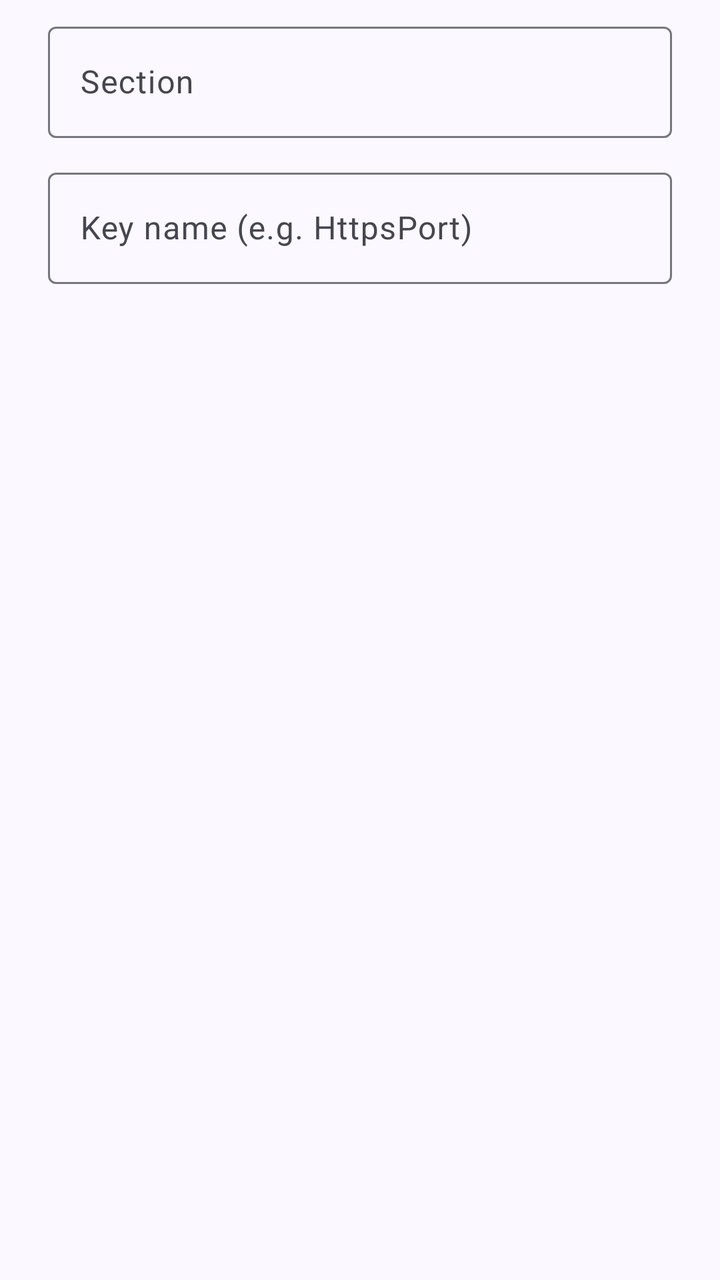
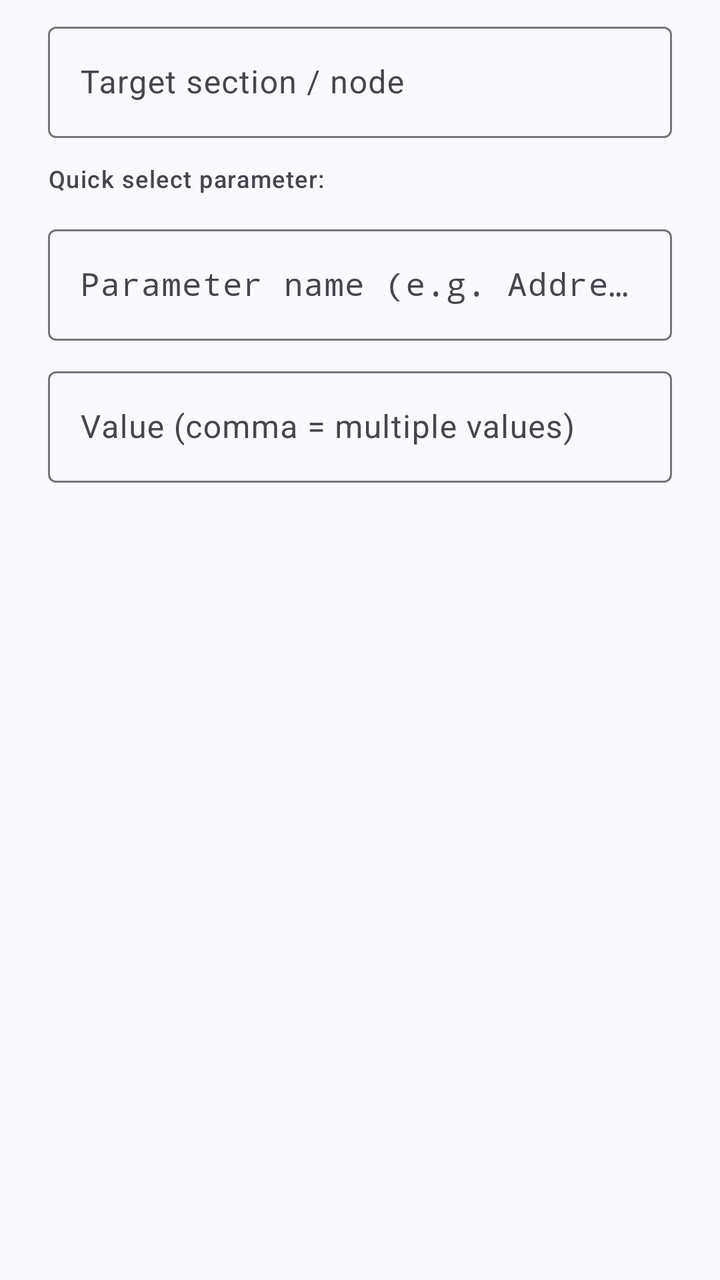

Screens rendered from an Android XML layout before and after an edit, with the pre-edit source and the edit as a unified diff.
<!-- AndroidManifest.xml: application theme Theme.Tincstack -->
<!-- res/layout/dialog_add_key.xml -->
<?xml version="1.0" encoding="utf-8"?>
<LinearLayout xmlns:android="http://schemas.android.com/apk/res/android"
	android:layout_width="match_parent"
	android:layout_height="wrap_content"
	android:orientation="vertical"
	android:paddingStart="24dp"
	android:paddingEnd="24dp"
	android:paddingTop="8dp">

	<com.google.android.material.textfield.TextInputLayout
		android:id="@+id/add_key_section_layout"
		style="@style/Widget.Material3.TextInputLayout.OutlinedBox"
		android:layout_width="match_parent"
		android:layout_height="wrap_content"
		android:hint="@string/config_pick_section">

		<com.google.android.material.textfield.TextInputEditText
			android:id="@+id/add_key_section"
			android:layout_width="match_parent"
			android:layout_height="wrap_content"
			android:clickable="true"
			android:focusable="true"
			android:inputType="none"
			android:singleLine="true" />
	</com.google.android.material.textfield.TextInputLayout>

	<com.google.android.material.textfield.TextInputLayout
		android:id="@+id/add_key_name_layout"
		style="@style/Widget.Material3.TextInputLayout.OutlinedBox"
		android:layout_width="match_parent"
		android:layout_height="wrap_content"
		android:layout_marginTop="12dp"
		android:hint="@string/config_key_name_hint">

		<com.google.android.material.textfield.TextInputEditText
			android:id="@+id/add_key_name"
			android:layout_width="match_parent"
			android:layout_height="wrap_content"
			android:inputType="text"
			android:singleLine="true" />
	</com.google.android.material.textfield.TextInputLayout>
</LinearLayout>
<!-- resources referenced by this layout -->
<resources>
  <string name="config_key_name_hint">Key name (e.g. HttpsPort)</string>
  <string name="config_pick_section">Section</string>
  <style name="Theme.Tincstack" parent="Base.Theme.Tincstack" />
  <color name="md_primary">#4355B9</color>
  <color name="md_on_primary">#FFFFFF</color>
  <color name="md_primary_container">#DEE0FF</color>
  <color name="md_on_primary_container">#00105C</color>
  <color name="md_secondary">#5B5D72</color>
  <color name="md_on_secondary">#FFFFFF</color>
  <color name="md_secondary_container">#E0E1F9</color>
  <color name="md_on_secondary_container">#181A2C</color>
  <color name="md_tertiary">#77536D</color>
  <color name="md_on_tertiary">#FFFFFF</color>
  <color name="md_tertiary_container">#FFD7F1</color>
  <color name="md_on_tertiary_container">#2D1228</color>
  <color name="md_error">#BA1A1A</color>
  <color name="md_on_error">#FFFFFF</color>
  <color name="md_error_container">#FFDAD6</color>
  <color name="md_on_error_container">#410002</color>
  <color name="md_background">#FBF8FF</color>
  <color name="md_on_background">#1B1B21</color>
  <color name="md_surface">#FBF8FF</color>
  <color name="md_on_surface">#1B1B21</color>
  <color name="md_surface_variant">#E3E1EC</color>
  <color name="md_on_surface_variant">#46464F</color>
  <color name="md_outline">#767680</color>
  <color name="md_outline_variant">#C7C5D0</color>
  <color name="md_surface_container_lowest">#FFFFFF</color>
  <color name="md_surface_container_low">#F5F2FA</color>
  <color name="md_surface_container">#EFEDF4</color>
  <color name="md_surface_container_high">#E9E7EF</color>
  <color name="md_surface_container_highest">#E4E1E9</color>
  <color name="md_inverse_surface">#303036</color>
  <color name="md_inverse_on_surface">#F3F0F7</color>
  <color name="md_inverse_primary">#BAC3FF</color>
  <!-- unchanged entries left out for length: 1 -->
</resources>

<!-- the commit's change to res/layout/dialog_add_key.xml (unified diff, before → after) -->
@@ -1,42 +1,115 @@
 <?xml version="1.0" encoding="utf-8"?>
-<LinearLayout xmlns:android="http://schemas.android.com/apk/res/android"
+<androidx.core.widget.NestedScrollView xmlns:android="http://schemas.android.com/apk/res/android"
+	xmlns:app="http://schemas.android.com/apk/res-auto"
 	android:layout_width="match_parent"
-	android:layout_height="wrap_content"
-	android:orientation="vertical"
-	android:paddingStart="24dp"
-	android:paddingEnd="24dp"
-	android:paddingTop="8dp">
+	android:layout_height="wrap_content">
 
-	<com.google.android.material.textfield.TextInputLayout
-		android:id="@+id/add_key_section_layout"
-		style="@style/Widget.Material3.TextInputLayout.OutlinedBox"
+	<LinearLayout
 		android:layout_width="match_parent"
 		android:layout_height="wrap_content"
-		android:hint="@string/config_pick_section">
+		android:orientation="vertical"
+		android:paddingStart="24dp"
+		android:paddingTop="8dp"
+		android:paddingEnd="24dp"
+		android:paddingBottom="8dp">
 
-		<com.google.android.material.textfield.TextInputEditText
-			android:id="@+id/add_key_section"
+		<com.google.android.material.textfield.TextInputLayout
+			android:id="@+id/add_key_section_layout"
+			style="@style/Widget.Material3.TextInputLayout.OutlinedBox"
 			android:layout_width="match_parent"
 			android:layout_height="wrap_content"
-			android:clickable="true"
-			android:focusable="true"
-			android:inputType="none"
-			android:singleLine="true" />
-	</com.google.android.material.textfield.TextInputLayout>
+			android:hint="@string/config_pick_section">
 
-	<com.google.android.material.textfield.TextInputLayout
-		android:id="@+id/add_key_name_layout"
-		style="@style/Widget.Material3.TextInputLayout.OutlinedBox"
-		android:layout_width="match_parent"
-		android:layout_height="wrap_content"
-		android:layout_marginTop="12dp"
-		android:hint="@string/config_key_name_hint">
+			<com.google.android.material.textfield.TextInputEditText
+				android:id="@+id/add_key_section"
+				android:layout_width="match_parent"
+				android:layout_height="wrap_content"
+				android:clickable="true"
+				android:cursorVisible="false"
+				android:focusable="false"
+				android:inputType="none"
+				android:singleLine="true" />
+		</com.google.android.material.textfield.TextInputLayout>
 
-		<com.google.android.material.textfield.TextInputEditText
-			android:id="@+id/add_key_name"
+		<TextView
+			android:id="@+id/add_key_presets_label"
 			android:layout_width="match_parent"
 			android:layout_height="wrap_content"
-			android:inputType="text"
-			android:singleLine="true" />
-	</com.google.android.material.textfield.TextInputLayout>
-</LinearLayout>
+			android:layout_marginTop="12dp"
+			android:text="@string/config_presets_label"
+			android:textAppearance="?attr/textAppearanceLabelMedium"
+			android:textColor="?attr/colorOnSurfaceVariant" />
+
+		<HorizontalScrollView
+			android:layout_width="match_parent"
+			android:layout_height="wrap_content"
+			android:layout_marginTop="4dp"
+			android:clipToPadding="false"
+			android:scrollbars="none">
+
+			<com.google.android.material.chip.ChipGroup
+				android:id="@+id/add_key_presets"
+				android:layout_width="wrap_content"
+				android:layout_height="wrap_content"
+				app:singleLine="true" />
+		</HorizontalScrollView>
+
+		<com.google.android.material.textfield.TextInputLayout
+			android:id="@+id/add_key_name_layout"
+			style="@style/Widget.Material3.TextInputLayout.OutlinedBox"
+			android:layout_width="match_parent"
+			android:layout_height="wrap_content"
+			android:layout_marginTop="8dp"
+			android:hint="@string/config_key_name_hint">
+
+			<com.google.android.material.textfield.TextInputEditText
+				android:id="@+id/add_key_name"
+				android:layout_width="match_parent"
+				android:layout_height="wrap_content"
+				android:fontFamily="monospace"
+				android:inputType="textNoSuggestions"
+				android:singleLine="true" />
+		</com.google.android.material.textfield.TextInputLayout>
+
+		<TextView
+			android:id="@+id/add_key_desc"
+			android:layout_width="match_parent"
+			android:layout_height="wrap_content"
+			android:layout_marginTop="4dp"
+			android:textAppearance="?attr/textAppearanceBodySmall"
+			android:textColor="?attr/colorOnSurfaceVariant"
+			android:visibility="gone" />
+
+		<com.google.android.material.textfield.TextInputLayout
+			android:id="@+id/add_key_value_layout"
+			style="@style/Widget.Material3.TextInputLayout.OutlinedBox"
+			android:layout_width="match_parent"
+			android:layout_height="wrap_content"
+			android:layout_marginTop="10dp"
+			android:hint="@string/config_value_hint">
+
+			<com.google.android.material.textfield.TextInputEditText
+				android:id="@+id/add_key_value"
+				android:layout_width="match_parent"
+				android:layout_height="wrap_content"
+				android:inputType="textNoSuggestions"
+				android:singleLine="true" />
+		</com.google.android.material.textfield.TextInputLayout>
+
+		<HorizontalScrollView
+			android:id="@+id/add_key_value_chips_scroll"
+			android:layout_width="match_parent"
+			android:layout_height="wrap_content"
+			android:layout_marginTop="4dp"
+			android:clipToPadding="false"
+			android:scrollbars="none"
+			android:visibility="gone">
+
+			<com.google.android.material.chip.ChipGroup
+				android:id="@+id/add_key_value_chips"
+				android:layout_width="wrap_content"
+				android:layout_height="wrap_content"
+				app:singleLine="true" />
+		</HorizontalScrollView>
+	</LinearLayout>
+</androidx.core.widget.NestedScrollView>
<!-- resource entries referenced after the edit -->
@@ -1,7 +1,9 @@
 <!-- resources referenced by this layout -->
 <resources>
-  <string name="config_key_name_hint">Key name (e.g. HttpsPort)</string>
-  <string name="config_pick_section">Section</string>
+  <string name="config_key_name_hint">Parameter name (e.g. Address, HttpsPort, PreferredTransport)</string>
+  <string name="config_pick_section">Target section / node</string>
+  <string name="config_presets_label">Quick select parameter:</string>
+  <string name="config_value_hint">Value (comma = multiple values)</string>
   <style name="Theme.Tincstack" parent="Base.Theme.Tincstack" />
   <color name="md_primary">#4355B9</color>
   <color name="md_on_primary">#FFFFFF</color>
